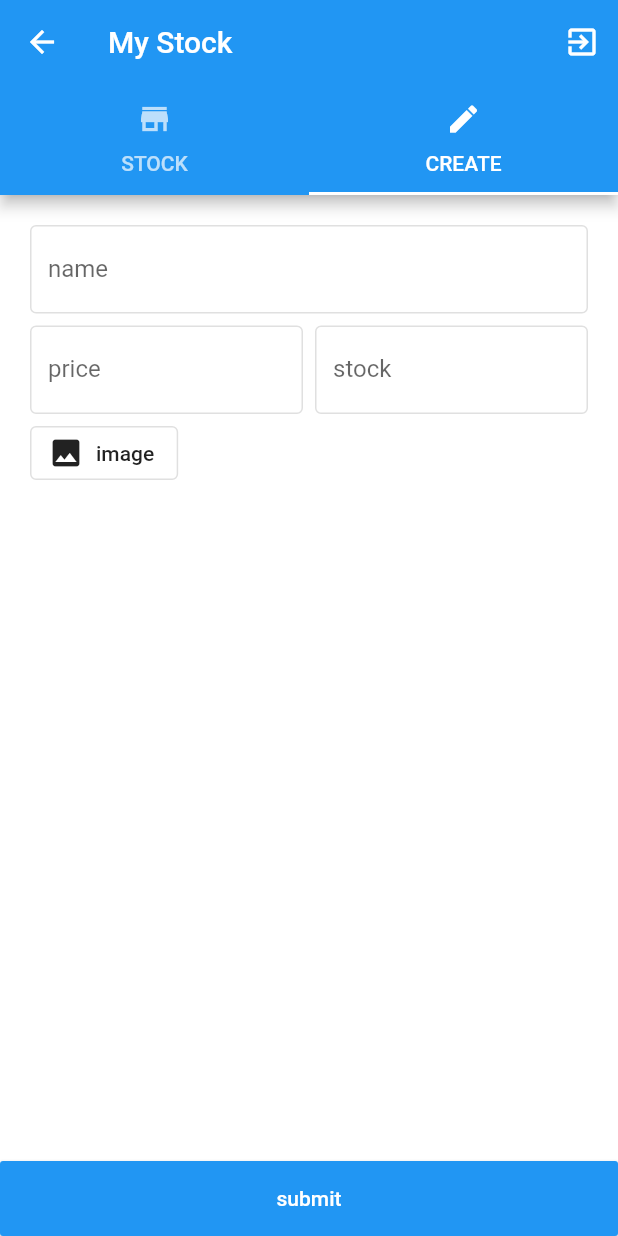
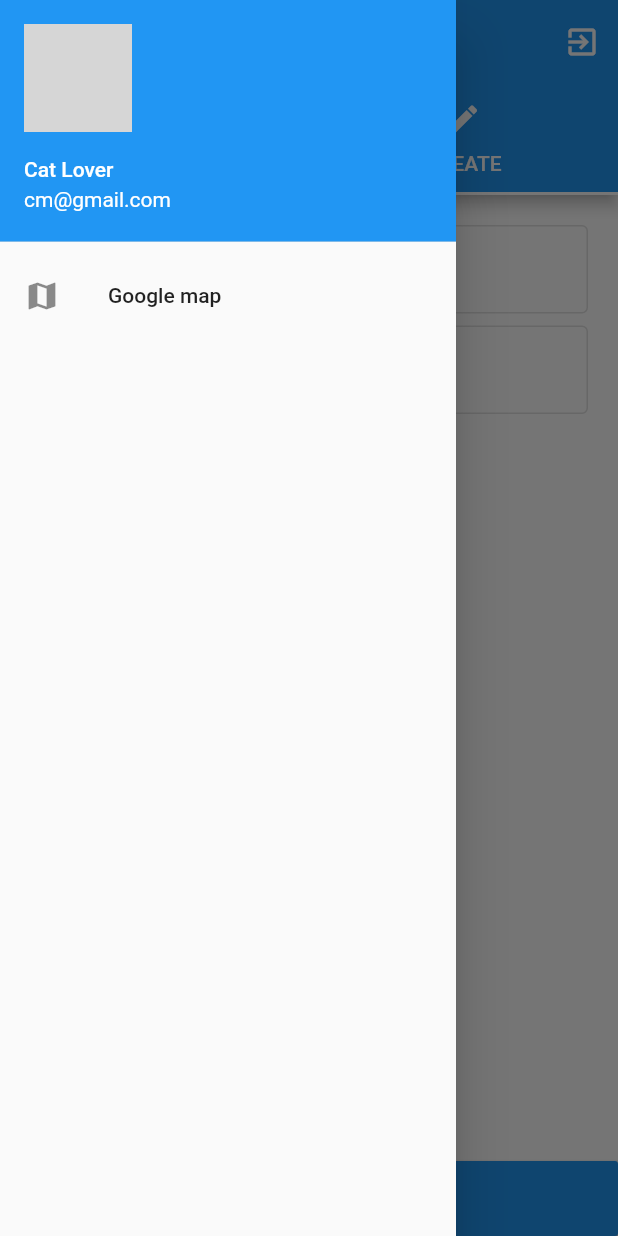
Before and after one commit to codemobiles/my_flutter, a Flutter app: the HomePage screen opened by its route, tab 2 chosen, with the side drawer open (before the commit the screen has no drawer), on a phone screen of 412 x 824 dp. Run offline on Flutter 3.47's test engine with Material 2 defaults, Android fonts, the phone set to English and light mode, and no system bars; our stand-ins replace dio, flushbar, font_awesome_flutter, google_maps_flutter, image_cropper, image_picker and 1 more; accounts and stored records are empty; network calls fail; grey boxes are pictures that could not be loaded.

Commit message:
add drawer and init map

```diff
--- a/lib/src/app.dart
+++ b/lib/src/app.dart
@@ -2,6 +2,7 @@ import 'package:flutter/material.dart';
 import 'package:my_flutter/src/commons/constants.dart';
 import 'package:my_flutter/src/pages/home/home_page.dart';
 import 'package:my_flutter/src/pages/login/login_page.dart';
+import 'package:my_flutter/src/pages/map/map_page.dart';
 import 'package:shared_preferences/shared_preferences.dart';
 import 'package:http/http.dart' as http;
 
@@ -14,6 +15,7 @@ class App extends StatelessWidget {
     final _route = <String, WidgetBuilder>{
       Constants.HOME_ROUTE : (context) => HomePage(),
       Constants.LOGIN_ROUTE : (context) => LoginPage(),
+      Constants.MAP_ROUTE : (context) => MapPage(),
     };
 
     return MaterialApp(
--- a/lib/src/commons/constants.dart
+++ b/lib/src/commons/constants.dart
@@ -11,5 +11,6 @@ class Constants {
 
   static final String HOME_ROUTE = "home";
   static final String LOGIN_ROUTE = "login";
+  static final String MAP_ROUTE = "map";
 
 }
--- a/lib/src/pages/home/home_page.dart
+++ b/lib/src/pages/home/home_page.dart
@@ -1,6 +1,7 @@
 import 'package:flutter/material.dart';
 import 'package:my_flutter/src/commons/constants.dart';
 import 'package:my_flutter/src/models/product_response.dart';
+import 'package:my_flutter/src/pages/home/widgets/custom_drawer.dart';
 import 'package:my_flutter/src/pages/home/widgets/stock.dart';
 import 'package:my_flutter/src/services/network_service.dart';
 import 'package:my_flutter/src/viewmodels/tab_viewmodel.dart';
@@ -16,6 +17,7 @@ class HomePage extends StatelessWidget {
     return DefaultTabController(
       length: tabViewModel.length,
       child: Scaffold(
+        drawer: CustomDrawer(),
         appBar: _buildAppBar(context),
         body: TabBarView(
           children: widgets,
--- /dev/null
+++ b/lib/src/pages/home/widgets/custom_drawer.dart
@@ -0,0 +1,30 @@
+import 'package:flutter/material.dart';
+import 'package:my_flutter/src/commons/constants.dart';
+
+class CustomDrawer extends StatelessWidget {
+  @override
+  Widget build(BuildContext context) {
+    return Drawer(
+      child: Column(
+        children: [
+          UserAccountsDrawerHeader(
+            accountEmail: Text("cm@gmail.com"),
+            accountName: Text("Cat Lover"),
+            currentAccountPicture: CircleAvatar(
+              backgroundImage: NetworkImage(
+                "https://encrypted-tbn0.gstatic.com/images?q=tbn%3AANd9GcSxJb3HRYNw61YQXFK2QWxVntb3AhB4eJw1NA&usqp=CAU",
+              ),
+            ),
+          ),
+          ListTile(
+            title: Text("Google map"),
+            leading: Icon(Icons.map),
+            onTap: (){
+              Navigator.pushNamed(context, Constants.MAP_ROUTE);
+            },
+          ),
+        ],
+      ),
+    );
+  }
+}
--- a/pubspec.yaml
+++ b/pubspec.yaml
@@ -38,6 +38,11 @@ dependencies:
   flushbar: ^1.10.4
   image_cropper: ^1.3.1
   image_picker: ^0.6.7+7
+
+  google_maps_flutter: ^0.5.32
+  location: ^3.0.2
+  geolocator: ^6.0.0+4
+  url_launcher: ^5.5.3
 
 dev_dependencies:
   flutter_test:
```
Also changed, not shown: lib/src/pages/map/map_page.dart (added, +47 -0 lines), pubspec.lock, 1 other file.
